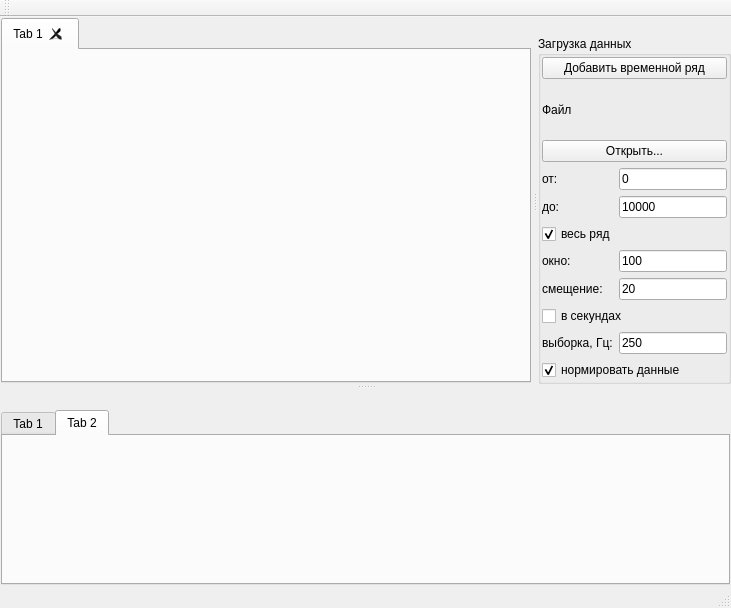
This is src/mainwindow.ui in zOrg1331/qznonstat as Qt 5 draws it before an edit. The edited form follows.
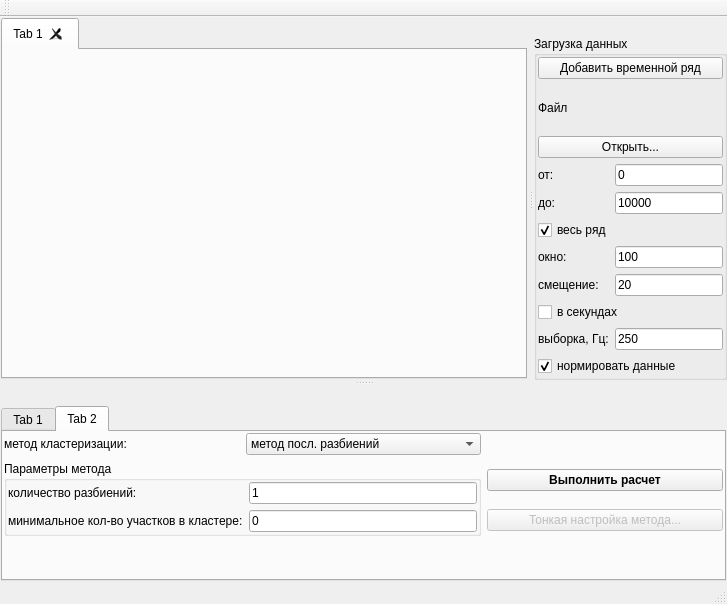
This is the edited form. The open tabs and pages were chosen to show the change.

Commit message: добавлен интерфейс и класс-заглушка для кластеризации

```diff
--- a/src/mainwindow.ui
+++ b/src/mainwindow.ui
@@ -6,8 +6,8 @@
    <rect>
     <x>0</x>
     <y>0</y>
-    <width>731</width>
-    <height>608</height>
+    <width>727</width>
+    <height>604</height>
    </rect>
   </property>
   <property name="windowTitle">
@@ -334,6 +334,107 @@
         <attribute name="title">
          <string>Tab 2</string>
         </attribute>
+        <layout class="QHBoxLayout" name="horizontalLayout_3">
+         <property name="margin">
+          <number>1</number>
+         </property>
+         <item>
+          <layout class="QGridLayout" name="gridLayout_5">
+           <item row="0" column="0">
+            <widget class="QLabel" name="clusterMethodLabel">
+             <property name="text">
+              <string>метод кластеризации:</string>
+             </property>
+            </widget>
+           </item>
+           <item row="0" column="1">
+            <widget class="QComboBox" name="clusterMethodBox">
+             <item>
+              <property name="text">
+               <string>метод посл. разбиений</string>
+              </property>
+             </item>
+            </widget>
+           </item>
+           <item row="1" column="0" rowspan="2" colspan="2">
+            <widget class="QGroupBox" name="groupBox_2">
+             <property name="title">
+              <string>Параметры метода</string>
+             </property>
+             <layout class="QGridLayout" name="gridLayout_4">
+              <property name="margin">
+               <number>1</number>
+              </property>
+              <item row="0" column="0">
+               <widget class="QLabel" name="clusterParam1Label">
+                <property name="text">
+                 <string>количество разбиений:</string>
+                </property>
+               </widget>
+              </item>
+              <item row="1" column="0">
+               <widget class="QLabel" name="clusterParam2Label">
+                <property name="text">
+                 <string>минимальное кол-во участков в кластере:</string>
+                </property>
+               </widget>
+              </item>
+              <item row="0" column="1">
+               <widget class="QLineEdit" name="clusterParam1Edit">
+                <property name="text">
+                 <string>1</string>
+                </property>
+               </widget>
+              </item>
+              <item row="1" column="1">
+               <widget class="QLineEdit" name="clusterParam2Edit">
+                <property name="text">
+                 <string>0</string>
+                </property>
+               </widget>
+              </item>
+             </layout>
+            </widget>
+           </item>
+           <item row="1" column="2">
+            <widget class="QPushButton" name="doClusterButton">
+             <property name="font">
+              <font>
+               <weight>75</weight>
+               <bold>true</bold>
+              </font>
+             </property>
+             <property name="text">
+              <string>Выполнить расчет</string>
+             </property>
+            </widget>
+           </item>
+           <item row="2" column="2">
+            <widget class="QPushButton" name="clusterSetupMethodButton">
+             <property name="enabled">
+              <bool>false</bool>
+             </property>
+             <property name="text">
+              <string>Тонкая настройка метода...</string>
+             </property>
+            </widget>
+           </item>
+           <item row="3" column="1">
+            <spacer name="verticalSpacer_2">
+             <property name="orientation">
+              <enum>Qt::Vertical</enum>
+             </property>
+             <property name="sizeHint" stdset="0">
+              <size>
+               <width>20</width>
+               <height>40</height>
+              </size>
+             </property>
+            </spacer>
+           </item>
+          </layout>
+         </item>
+        </layout>
        </widget>
       </widget>
      </item>
```
Left out of the diff: 18 changed lines with no effect on the pictures. The commit also changes 5 other files.
